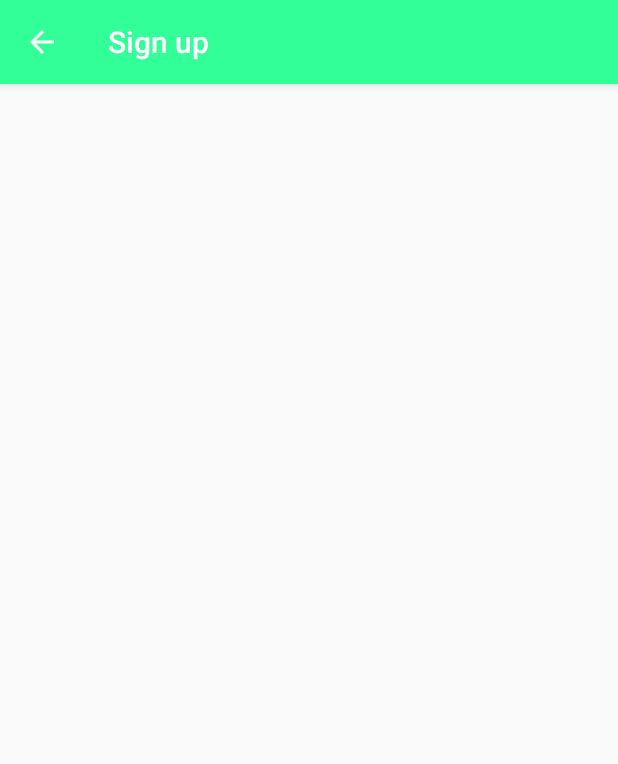
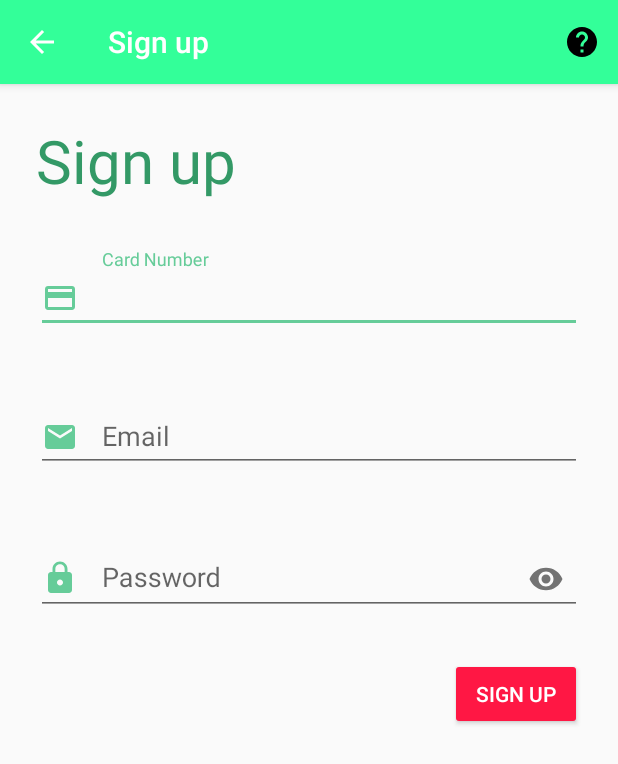
Before and after one commit to Younes-Charfaoui/Jami3aty-App, an Android app: the SignUpActivity screen opened directly, with no data from a screen before it, on a phone screen of 412 x 824 dp. Shown: the top 764 px of the screen. Run offline under Robolectric (Android 15) with nearby library versions, the phone set to English and light mode, and no system bars.

Commit message:
Finished Sign Up

```diff
--- a/app/src/main/AndroidManifest.xml
+++ b/app/src/main/AndroidManifest.xml
@@ -23,8 +23,11 @@
         <activity
             android:name=".SignUpActivity"
             android:label="@string/title_activity_sign_up"
+            android:launchMode="singleTop"
             android:parentActivityName=".LoginActivity"
-            android:theme="@style/AppTheme">
+            android:screenOrientation="portrait"
+            android:theme="@style/AppTheme"
+            android:windowSoftInputMode="adjustResize">
             <meta-data
                 android:name="android.support.PARENT_ACTIVITY"
                 android:value="com.ibnkhaldoun.studentside.LoginActivity" />
--- a/app/src/main/java/com/ibnkhaldoun/studentside/LoginActivity.java
+++ b/app/src/main/java/com/ibnkhaldoun/studentside/LoginActivity.java
@@ -1,5 +1,6 @@
 package com.ibnkhaldoun.studentside;
 
+import android.content.Intent;
 import android.os.Bundle;
 import android.support.design.widget.TextInputLayout;
 import android.support.v7.app.AppCompatActivity;
@@ -34,7 +35,7 @@ public class LoginActivity extends AppCompatActivity {
         });
 
         findViewById(R.id.sign_up_button).setOnClickListener(v -> {
-
+            startActivity(new Intent(LoginActivity.this, SignUpActivity.class));
         });
     }
 
--- a/app/src/main/java/com/ibnkhaldoun/studentside/SignUpActivity.java
+++ b/app/src/main/java/com/ibnkhaldoun/studentside/SignUpActivity.java
@@ -1,11 +1,11 @@
 package com.ibnkhaldoun.studentside;
 
 import android.os.Bundle;
-import android.support.design.widget.FloatingActionButton;
-import android.support.design.widget.Snackbar;
 import android.support.v7.app.AppCompatActivity;
 import android.support.v7.widget.Toolbar;
-import android.view.View;
+import android.view.Menu;
+import android.view.MenuItem;
+import android.widget.Toast;
 
 public class SignUpActivity extends AppCompatActivity {
 
@@ -18,4 +18,20 @@ public class SignUpActivity extends AppCompatActivity {
         getSupportActionBar().setDisplayHomeAsUpEnabled(true);
     }
 
+    @Override
+    public boolean onCreateOptionsMenu(Menu menu) {
+        getMenuInflater().inflate(R.menu.menu_sign_up, menu);
+        return true;
+    }
+
+    @Override
+    public boolean onOptionsItemSelected(MenuItem item) {
+        int id = item.getItemId();
+        switch (id) {
+            case R.id.action_help:
+                Toast.makeText(this, "Help start....", Toast.LENGTH_SHORT).show();
+                break;
+        }
+        return super.onOptionsItemSelected(item);
+    }
 }
--- /dev/null
+++ b/app/src/main/res/drawable/ic_card.xml
@@ -0,0 +1,9 @@
+<vector xmlns:android="http://schemas.android.com/apk/res/android"
+        android:width="24dp"
+        android:height="24dp"
+        android:viewportWidth="24.0"
+        android:viewportHeight="24.0">
+    <path
+        android:fillColor="#FF000000"
+        android:pathData="M20,4L4,4c-1.11,0 -1.99,0.89 -1.99,2L2,18c0,1.11 0.89,2 2,2h16c1.11,0 2,-0.89 2,-2L22,6c0,-1.11 -0.89,-2 -2,-2zM20,18L4,18v-6h16v6zM20,8L4,8L4,6h16v2z"/>
+</vector>
--- a/app/src/main/res/layout/activity_login.xml
+++ b/app/src/main/res/layout/activity_login.xml
@@ -1,8 +1,8 @@
 <?xml version="1.0" encoding="utf-8"?>
 <ScrollView xmlns:android="http://schemas.android.com/apk/res/android"
     xmlns:app="http://schemas.android.com/apk/res-auto"
-    android:layout_width="fill_parent"
-    android:layout_height="fill_parent"
+    android:layout_width="match_parent"
+    android:layout_height="match_parent"
     android:background="#e0e0e0"
     android:fitsSystemWindows="true">
 
--- a/app/src/main/res/layout/content_sign_up.xml
+++ b/app/src/main/res/layout/content_sign_up.xml
@@ -1,5 +1,7 @@
 <?xml version="1.0" encoding="utf-8"?>
-<LinearLayout xmlns:android="http://schemas.android.com/apk/res/android"
+
+
+<ScrollView xmlns:android="http://schemas.android.com/apk/res/android"
     xmlns:app="http://schemas.android.com/apk/res-auto"
     xmlns:tools="http://schemas.android.com/tools"
     android:layout_width="match_parent"
@@ -8,5 +10,87 @@
     tools:context="com.ibnkhaldoun.studentside.SignUpActivity"
     tools:showIn="@layout/activity_sign_up">
 
+    <LinearLayout
+        android:layout_width="match_parent"
+        android:layout_height="wrap_content"
+        android:orientation="vertical"
+        android:padding="24dp">
 
-</LinearLayout>
+        <TextView
+            android:layout_width="wrap_content"
+            android:layout_height="wrap_content"
+            android:text="@string/title_activity_sign_up"
+            android:textSize="40sp"
+            android:textColor="@color/colorPrimaryDark"
+            android:layout_marginBottom="24dp"/>
+
+        <!-- Card number Label -->
+        <android.support.design.widget.TextInputLayout
+            android:id="@+id/card_number_wrapper_sign_up"
+            android:layout_width="match_parent"
+            android:layout_height="wrap_content"
+            android:layout_marginBottom="8dp"
+            android:layout_marginTop="8dp"
+            app:errorEnabled="true">
+
+            <EditText
+                android:id="@+id/input_card_number"
+                android:layout_width="match_parent"
+                android:layout_height="wrap_content"
+                android:drawablePadding="16dp"
+                android:drawableStart="@drawable/ic_card"
+                android:drawableTint="#66CC99"
+                android:hint="@string/card_number_string"
+                android:inputType="number" />
+        </android.support.design.widget.TextInputLayout>
+
+        <!-- Email Label -->
+        <android.support.design.widget.TextInputLayout
+            android:id="@+id/email_wrapper_sign_up"
+            android:layout_width="match_parent"
+            android:layout_height="wrap_content"
+            android:layout_marginBottom="8dp"
+            android:layout_marginTop="8dp"
+            app:errorEnabled="true">
+
+            <EditText
+                android:id="@+id/input_email_username"
+                android:layout_width="match_parent"
+                android:layout_height="wrap_content"
+                android:drawablePadding="16dp"
+                android:drawableStart="@drawable/ic_email"
+                android:drawableTint="#66CC99"
+                android:hint="@string/email_string"
+                android:inputType="textEmailAddress" />
+        </android.support.design.widget.TextInputLayout>
+
+        <!-- Email Label -->
+        <android.support.design.widget.TextInputLayout
+            android:id="@+id/password_wrapper_sign_up"
+            android:layout_width="match_parent"
+            android:layout_height="wrap_content"
+            android:layout_marginBottom="8dp"
+            android:layout_marginTop="8dp"
+            app:errorEnabled="true"
+            app:passwordToggleEnabled="true">
+
+            <EditText
+                android:id="@+id/input_password_sign_up"
+                android:layout_width="match_parent"
+                android:layout_height="wrap_content"
+                android:drawablePadding="16dp"
+                android:drawableStart="@drawable/ic_lock"
+                android:drawableTint="#66CC99"
+                android:hint="@string/password_string"
+                android:inputType="textPassword" />
+        </android.support.design.widget.TextInputLayout>
+
+        <Button
+            android:layout_width="wrap_content"
+            android:layout_height="wrap_content"
+            android:backgroundTint="#FF1744"
+            android:layout_gravity="end"
+            android:text="@string/title_activity_sign_up"
+            android:textColor="@android:color/white" />
+    </LinearLayout>
+</ScrollView>
--- a/app/src/main/res/menu/menu_sign_up.xml
+++ b/app/src/main/res/menu/menu_sign_up.xml
@@ -3,7 +3,7 @@
     xmlns:tools="http://schemas.android.com/tools"
     tools:context="com.ibnkhaldoun.studentside.SignUpActivity">
     <item
-        android:id="@+id/action_settings"
+        android:id="@+id/action_help"
         android:orderInCategory="100"
         android:icon="@drawable/ic_help"
         android:title="@string/action_help"
--- a/app/src/main/res/values/strings.xml
+++ b/app/src/main/res/values/strings.xml
@@ -14,5 +14,6 @@
     <string name="valid_password">Use at least 8 characters</string>
     <string name="title_activity_sign_up">Sign up</string>
     <string name="action_help">Help</string>
+    <string name="card_number_string">Card Number</string>
 
 </resources>
```
